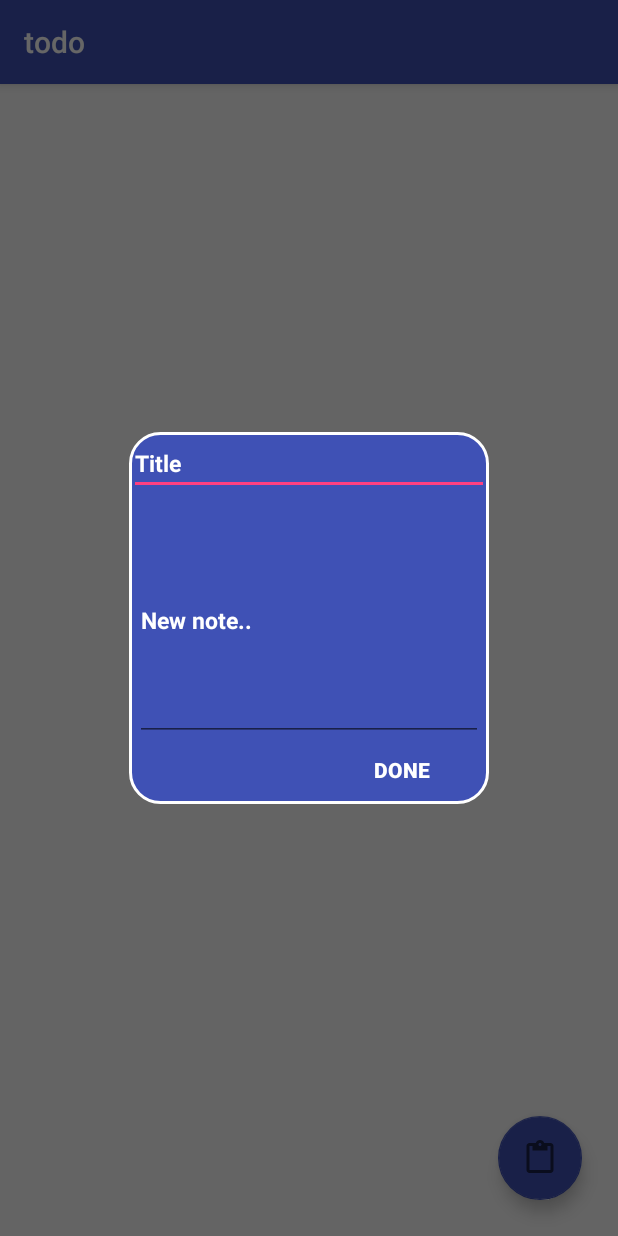
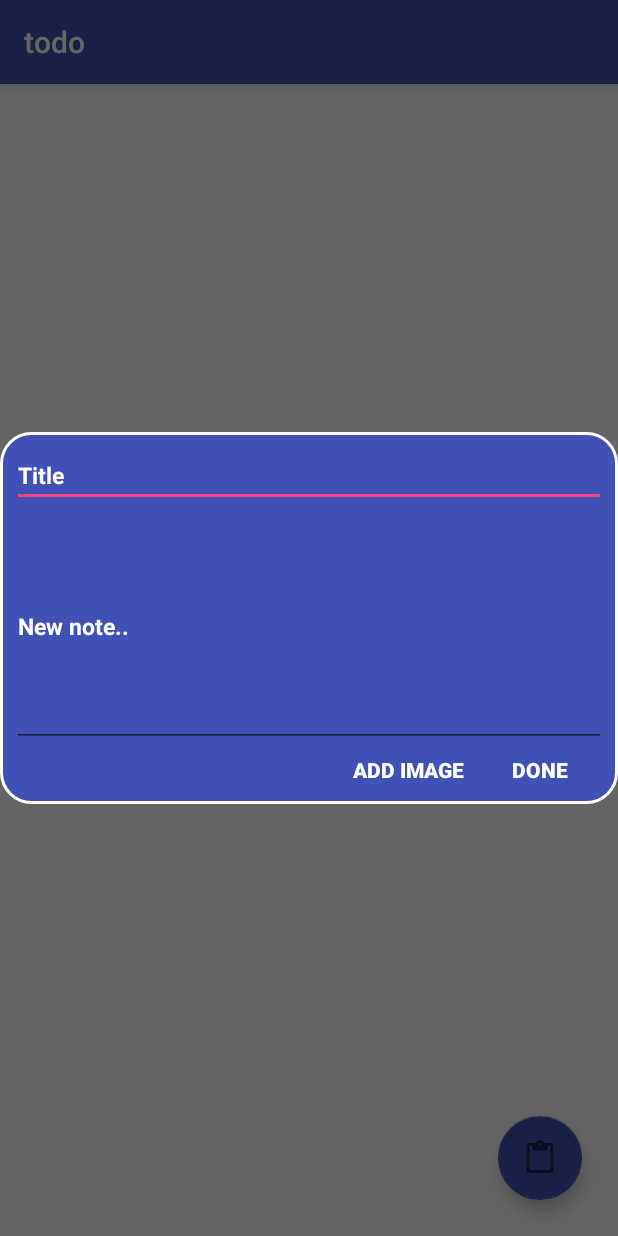
Before and after one commit to gom3az-zz/Note-App, an Android app: the screen it shows after launch (MainActivity), after a tap on an icon or button, on a phone screen of 412 x 824 dp. Run offline under Robolectric (Android 15) with nearby library versions, the phone set to English and light mode, and no system bars; our stand-ins replace ButterKnife.

Commit message:
added image support

```diff
--- a/app/build.gradle
+++ b/app/build.gradle
@@ -33,4 +33,7 @@ dependencies {
     implementation 'com.jakewharton:butterknife:8.8.1'
     implementation 'com.android.support:design:27.1.1'
     annotationProcessor 'com.jakewharton:butterknife-compiler:8.8.1'
+
+    implementation 'com.github.bumptech.glide:glide:4.7.1'
+    annotationProcessor 'com.github.bumptech.glide:compiler:4.7.1'
 }
--- a/app/src/main/java/com/example/mg/todo/data/DataProvider.java
+++ b/app/src/main/java/com/example/mg/todo/data/DataProvider.java
@@ -14,11 +14,12 @@ import java.util.List;
 public class DataProvider {
     private SharedPreferences.Editor editor;
     private TodoPresenter mPresenter;
-    private final String KEY_NEW_NOTE = "NEW_NOTE2";
+    private final String KEY_NEW_NOTE = "NEW_NOTE5";
     private Gson gson = new Gson();
     private String json;
     private List<DataModel> mDataModels;
 
+    // TODO: 5/28/2018 change shared pref data storage to sqlite
     public DataProvider(SharedPreferences sharedPreferences, TodoPresenter todoPresenter) {
         editor = sharedPreferences.edit();
         mPresenter = todoPresenter;
--- a/app/src/main/java/com/example/mg/todo/ui/presenter/TodoPresenter.java
+++ b/app/src/main/java/com/example/mg/todo/ui/presenter/TodoPresenter.java
@@ -1,8 +1,7 @@
 package com.example.mg.todo.ui.presenter;
 
 import android.content.SharedPreferences;
-import android.graphics.Color;
-import android.graphics.drawable.ColorDrawable;
+import android.support.v4.app.FragmentManager;
 
 import com.example.mg.todo.data.DataProvider;
 import com.example.mg.todo.data.model.DataModel;
@@ -11,7 +10,6 @@ import com.example.mg.todo.ui.contract.ITodoContract;
 import com.example.mg.todo.utils.NoteDialog;
 
 import java.util.List;
-import java.util.Objects;
 
 public class TodoPresenter implements ITodoContract.IPresenter {
     private MainActivity mView;
@@ -38,9 +36,11 @@ public class TodoPresenter implements ITodoContract.IPresenter {
 
     @Override
     public void openDialog() {
-        NoteDialog cdd = new NoteDialog(mView);
-        Objects.requireNonNull(cdd.getWindow()).setBackgroundDrawable(new ColorDrawable(Color.TRANSPARENT));
-        cdd.show();
+        FragmentManager fm = mView.getSupportFragmentManager();
+        NoteDialog noteDialog = new NoteDialog();
+        fm.beginTransaction()
+                .add(noteDialog.getId(), noteDialog, NoteDialog.class.getName())
+                .commit();
     }
 
     @Override
--- a/app/src/main/java/com/example/mg/todo/utils/NoteDialog.java
+++ b/app/src/main/java/com/example/mg/todo/utils/NoteDialog.java
@@ -1,10 +1,18 @@
 package com.example.mg.todo.utils;
 
 import android.app.Activity;
-import android.app.Dialog;
+import android.content.Intent;
+import android.graphics.Bitmap;
+import android.graphics.Color;
+import android.graphics.drawable.ColorDrawable;
 import android.os.Bundle;
+import android.provider.MediaStore;
+import android.support.annotation.NonNull;
+import android.support.annotation.Nullable;
+import android.util.Base64;
+import android.view.LayoutInflater;
 import android.view.View;
-import android.view.Window;
+import android.view.ViewGroup;
 import android.view.WindowManager;
 import android.widget.Button;
 import android.widget.EditText;
@@ -13,12 +21,16 @@ import android.widget.Toast;
 import com.example.mg.todo.R;
 import com.example.mg.todo.data.model.DataModel;
 
+import java.io.ByteArrayOutputStream;
 import java.util.Objects;
 
 import butterknife.BindView;
 import butterknife.ButterKnife;
+import butterknife.Unbinder;
 
-public class NoteDialog extends Dialog implements View.OnClickListener {
+import static android.app.Activity.RESULT_OK;
+
+public class NoteDialog extends android.support.v4.app.DialogFragment implements View.OnClickListener {
 
     @BindView(R.id.edit_text_title)
     EditText editTextTitle;
@@ -26,41 +38,80 @@ public class NoteDialog extends Dialog implements View.OnClickListener {
     EditText editTextDescription;
     @BindView(R.id.btn_done)
     Button btnDone;
+    @BindView(R.id.btn_add_image)
+    Button btnAddImage;
 
+    Unbinder unbinder;
+    private static final String TAG = "NoteDialog";
+    public static final int REQUEST_CODE = 19;
     private ISendNoteObject lisISendNoteObject;
+    private Activity activity;
+    private DataModel newNote;
 
-    public NoteDialog(Activity context) {
-        super(context);
+    public NoteDialog() {
+    }
+
+    @Override
+    public void onAttach(Activity context) {
+        super.onAttach(context);
+        this.activity = context;
         try {
             lisISendNoteObject = (ISendNoteObject) context;
         } catch (ClassCastException e) {
             throw new ClassCastException(context.toString() + " must implement OnArticleSelectedListener");
         }
-        //
+    }
+
+    @Nullable
+    @Override
+    public View onCreateView(@NonNull LayoutInflater inflater, @Nullable ViewGroup container, Bundle savedInstanceState) {
+        View v = inflater.inflate(R.layout.custom_dialog, container, false);
+        unbinder = ButterKnife.bind(this, v);
+        btnDone.setOnClickListener(this);
+        btnAddImage.setOnClickListener(this);
+        return v;
     }
 
     @Override
-    protected void onCreate(Bundle savedInstanceState) {
-        super.onCreate(savedInstanceState);
-        requestWindowFeature(Window.FEATURE_NO_TITLE);
-        setContentView(R.layout.custom_dialog);
-        ButterKnife.bind(this);
-        btnDone.setOnClickListener(this);
-        Objects.requireNonNull(this.getWindow()).setSoftInputMode(WindowManager.LayoutParams.SOFT_INPUT_STATE_VISIBLE);
+    public void onViewCreated(@NonNull View view, @Nullable Bundle savedInstanceState) {
+        super.onViewCreated(view, savedInstanceState);
+        newNote = new DataModel();
+        Objects.requireNonNull(getDialog().getWindow()).setBackgroundDrawable(new ColorDrawable(Color.TRANSPARENT));
+        getDialog().getWindow().setSoftInputMode(WindowManager.LayoutParams.SOFT_INPUT_STATE_VISIBLE);
     }
 
     @Override
     public void onClick(View view) {
-        String title = editTextTitle.getText().toString();
-        String description = editTextDescription.getText().toString();
-        if (title.equals("") || description.equals("")) {
-            Toast.makeText(getContext(), "check entries!", Toast.LENGTH_SHORT).show();
+        if (view.getId() == R.id.btn_done) {
+            String title = editTextTitle.getText().toString();
+            String description = editTextDescription.getText().toString();
+            if (title.equals("") || description.equals("")) {
+                Toast.makeText(activity, "check entries!", Toast.LENGTH_SHORT).show();
+            } else {
+                newNote.setText(title);
+                newNote.setDescription(description);
+                lisISendNoteObject.send(newNote);
+                getDialog().dismiss();
+            }
         } else {
-            DataModel newNote = new DataModel(title, description);
-            lisISendNoteObject.send(newNote);
-            this.hide();
+            Intent pickPhoto = new Intent(MediaStore.ACTION_IMAGE_CAPTURE);
+            startActivityForResult(pickPhoto, REQUEST_CODE);
         }
+    }
 
+    @Override
+    public void onActivityResult(int requestCode, int resultCode, Intent data) {
+        if (requestCode == REQUEST_CODE && resultCode == RESULT_OK) {
+
+            Toast.makeText(activity, "image added", Toast.LENGTH_SHORT).show();
+            Bundle bundle = data.getExtras();
+            Bitmap bitmap = (Bitmap) bundle.get("data");
+            ByteArrayOutputStream baos = new ByteArrayOutputStream();
+            bitmap.compress(Bitmap.CompressFormat.PNG, 100, baos);
+            byte[] b = baos.toByteArray();
+            String encoded = Base64.encodeToString(b, Base64.DEFAULT);
+            newNote.setImage(encoded);
+        }
     }
 
     public interface ISendNoteObject {
--- a/app/src/main/res/layout/activity_main.xml
+++ b/app/src/main/res/layout/activity_main.xml
@@ -12,7 +12,6 @@
         android:id="@+id/todoList"
         android:layout_width="match_parent"
         android:layout_height="wrap_content"
-        android:layout_margin="5dp"
         android:orientation="vertical"
         app:layoutManager="android.support.v7.widget.LinearLayoutManager" />
 
--- a/app/src/main/res/layout/custom_dialog.xml
+++ b/app/src/main/res/layout/custom_dialog.xml
@@ -1,9 +1,9 @@
 <?xml version="1.0" encoding="utf-8"?>
-<LinearLayout xmlns:android="http://schemas.android.com/apk/res/android"
+<RelativeLayout xmlns:android="http://schemas.android.com/apk/res/android"
     android:layout_width="240dp"
     android:layout_height="wrap_content"
     android:background="@drawable/curvy_dialog"
-    android:orientation="vertical">
+    android:padding="8dp">
 
     <EditText
         android:id="@+id/edit_text_title"
@@ -19,7 +19,7 @@
         android:id="@+id/edit_text_description"
         android:layout_width="match_parent"
         android:layout_height="160dp"
-        android:layout_margin="4dp"
+        android:layout_below="@id/edit_text_title"
         android:hint="@string/hint_new_note"
         android:textColor="@android:color/white"
         android:textColorHint="@android:color/white"
@@ -27,16 +27,27 @@
         android:textStyle="bold" />
 
     <Button
+        android:id="@+id/btn_add_image"
+        android:layout_width="wrap_content"
+        android:layout_height="30dp"
+        android:layout_below="@+id/edit_text_description"
+        android:layout_toStartOf="@+id/btn_done"
+        android:background="@android:color/transparent"
+        android:text="@string/btn_add_image"
+        android:textColor="@android:color/white"
+        android:textStyle="bold" />
+
+    <Button
         android:id="@+id/btn_done"
-        android:layout_width="100dp"
+        android:layout_width="wrap_content"
         android:layout_height="30dp"
-        android:layout_gravity="end"
-        android:layout_marginEnd="8dp"
-        android:layout_marginBottom="8dp"
+        android:layout_below="@+id/edit_text_description"
+        android:layout_alignParentEnd="true"
         android:background="@android:color/transparent"
         android:text="@string/btn_done"
         android:textColor="@android:color/white"
         android:textStyle="bold" />
 
 
-</LinearLayout>
+
+</RelativeLayout>
--- a/app/src/main/res/values/strings.xml
+++ b/app/src/main/res/values/strings.xml
@@ -4,4 +4,5 @@
     <string name="hint_new_note">New note..</string>
     <string name="hint_new_note_title">Title</string>
     <string name="btn_done">Done</string>
+    <string name="btn_add_image">Add image</string>
 </resources>
```
Also changed, not shown: app/src/main/java/com/example/mg/todo/data/model/DataModel.java (+18 -4 lines), app/src/main/java/com/example/mg/todo/ui/MainActivity.java (+6 -1 lines), app/src/main/java/com/example/mg/todo/utils/NotesRecyclerViewAdapter.java (+21 -4 lines), app/src/main/res/layout/note_content.xml (+17 -16 lines).
